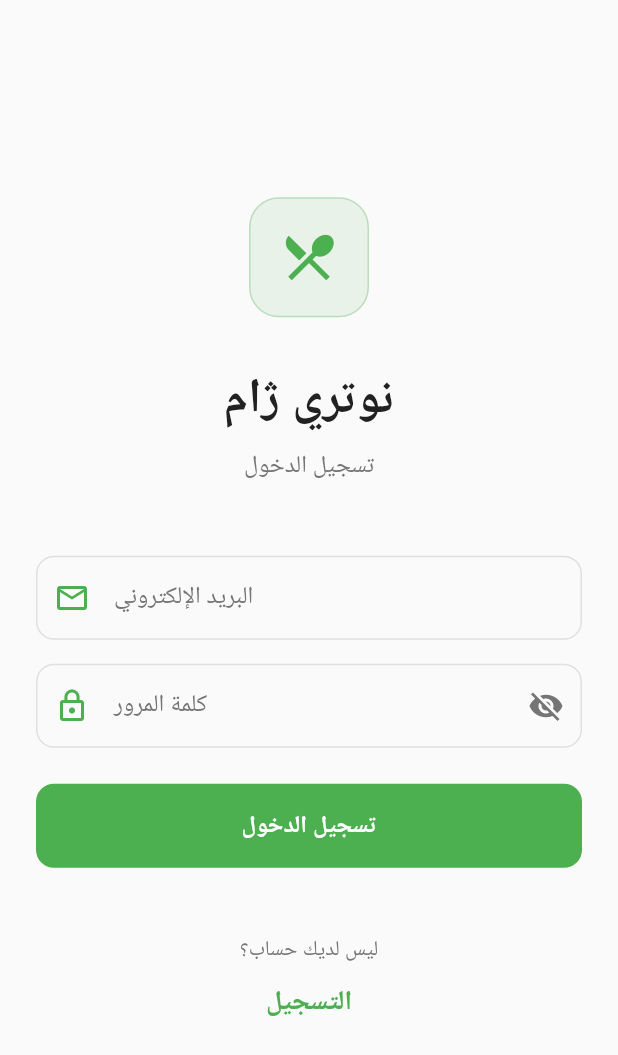
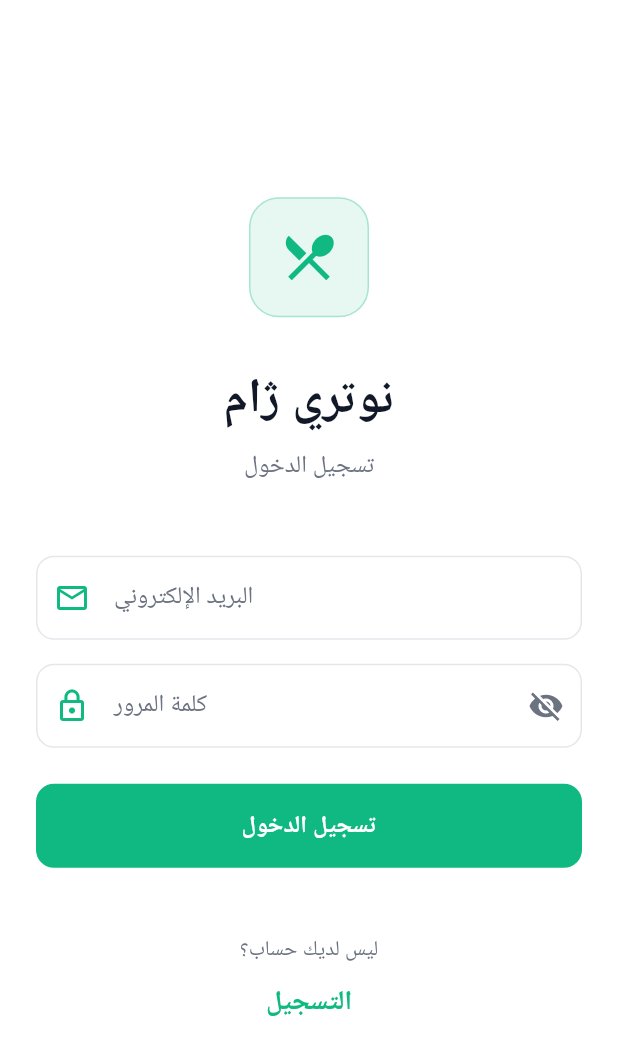
Before and after one commit to apollocked/NutriZham, a Flutter app: the screen it shows after launch, on a phone screen of 412 x 824 dp. Shown: the top 1055 px of the screen. Run offline on Flutter 3.47's test engine with Material 3 defaults, Android fonts, the phone set to English and light mode, and no system bars; our stand-ins replace shared_preferences; accounts and stored records are empty.

Commit message:
update theme and theme colors

```diff
--- a/lib/pages/layout/home_page.dart
+++ b/lib/pages/layout/home_page.dart
@@ -326,7 +326,9 @@ class _HomePageState extends State<HomePage> {
                   _currentPage = 0;
                 });
               },
-              backgroundColor: Colors.transparent,
+              backgroundColor: widget.isDarkMode
+                  ? AppColors.darkSurface
+                  : AppColors.lightSurface,
               selectedColor: AppColors.primaryGreen.withOpacity(0.1),
               labelStyle: TextStyle(
                 color: _selectedCategory == null
@@ -361,7 +363,9 @@ class _HomePageState extends State<HomePage> {
                       _currentPage = 0;
                     });
                   },
-                  backgroundColor: Colors.transparent,
+                  backgroundColor: widget.isDarkMode
+                      ? AppColors.darkSurface
+                      : AppColors.lightSurface,
                   selectedColor: AppColors.primaryGreen.withOpacity(0.1),
                   labelStyle: TextStyle(
                     color: _selectedCategory == category
--- a/lib/utils/app_colors.dart
+++ b/lib/utils/app_colors.dart
@@ -1,67 +1,67 @@
 import 'package:flutter/material.dart';
 
 class AppColors {
-  // Primary Colors
-  static const Color primaryGreen = Color(0xFF4CAF50);
-  static const Color primaryGreenDark = Color(0xFF388E3C);
-  static const Color primaryGreenLight = Color(0xFF81C784);
+  // Primary Colors - Updated minimalist palette
+  static const Color primaryGreen = Color(0xFF10B981); // Emerald green
+  static const Color primaryGreenDark = Color(0xFF059669); // Dark green
+  static const Color primaryGreenLight = Color(0xFFD1FAE5); // Light green
 
-  // Accent Colors
-  static const Color accentOrange = Color(0xFFFF9800);
-  static const Color accentBlue = Color(0xFF2196F3);
-  static const Color accentPurple = Color(0xFF9C27B0);
-  static const Color accentRed = Color(0xFFE53935);
+  // Accent Colors - Muted minimalist versions
+  static const Color accentOrange = Color(0xFFF59E0B); // Amber
+  static const Color accentBlue = Color(0xFF3B82F6); // Blue
+  static const Color accentPurple = Color(0xFF8B5CF6); // Purple
+  static const Color accentRed = Color(0xFFEF4444); // Red
 
   // Light Theme Colors
-  static const Color lightBackground = Color(0xFFFAFAFA);
-  static const Color lightSurface = Color(0xFFFFFFFF);
-  static const Color lightCard = Color(0xFFFFFFFF);
-  static const Color lightText = Color(0xFF212121);
-  static const Color lightTextSecondary = Color(0xFF757575);
-  static const Color lightDivider = Color(0xFFE0E0E0);
+  static const Color lightBackground = Color(0xFFFFFFFF); // Pure white
+  static const Color lightSurface = Color(0xFFF9FAFB); // Very light gray
+  static const Color lightCard = Color(0xFFFFFFFF); // White
+  static const Color lightText = Color(0xFF111827); // Almost black
+  static const Color lightTextSecondary = Color(0xFF6B7280); // Medium gray
+  static const Color lightDivider = Color(0xFFE5E7EB); // Light gray
 
   // Dark Theme Colors
-  static const Color darkBackground = Color(0xFF121212);
-  static const Color darkSurface = Color(0xFF1E1E1E);
-  static const Color darkCard = Color(0xFF2C2C2C);
-  static const Color darkText = Color(0xFFFFFFFF);
-  static const Color darkTextSecondary = Color(0xFFB0B0B0);
-  static const Color darkDivider = Color(0xFF404040);
+  static const Color darkBackground = Color(0xFF111827); // Almost black
+  static const Color darkSurface = Color(0xFF1F2937); // Dark gray
+  static const Color darkCard = Color(0xFF1F2937); // Dark gray
+  static const Color darkText = Color(0xFFF9FAFB); // Almost white
+  static const Color darkTextSecondary = Color(0xFF9CA3AF); // Light gray
+  static const Color darkDivider = Color(0xFF374151); // Medium-dark gray
 
   // Nutrition Colors
-  static const Color caloriesColor = Color(0xFFE53935);
-  static const Color proteinColor = Color(0xFF2196F3);
-  static const Color carbsColor = Color(0xFFFF9800);
-  static const Color fatsColor = Color(0xFF9C27B0);
+  static const Color caloriesColor = Color(0xFFEF4444); // Red
+  static const Color proteinColor = Color(0xFF3B82F6); // Blue
+  static const Color carbsColor = Color(0xFFF59E0B); // Amber
+  static const Color fatsColor = Color(0xFF8B5CF6); // Purple
 
   // Status Colors
-  static const Color success = Color(0xFF4CAF50);
-  static const Color error = Color(0xFFF44336);
-  static const Color warning = Color(0xFFFF9800);
-  static const Color info = Color(0xFF2196F3);
+  static const Color success = Color(0xFF10B981); // Emerald green
+  static const Color error = Color(0xFFEF4444); // Red
+  static const Color warning = Color(0xFFF59E0B); // Amber
+  static const Color info = Color(0xFF3B82F6); // Blue
 
   // Rating Colors
-  static const Color starActive = Color(0xFFFFB300);
-  static const Color starInactive = Color(0xFFE0E0E0);
+  static const Color starActive = Color(0xFFF59E0B); // Amber
+  static const Color starInactive = Color(0xFFD1D5DB); // Light gray
 
-  // Gradient Colors
+  // Gradient Colors - Keeping but lighter
   static const List<Color> primaryGradient = [
-    Color(0xFF4CAF50),
-    Color(0xFF81C784),
+    Color(0xFF10B981),
+    Color(0xFF34D399),
   ];
 
   static const List<Color> darkGradient = [
-    Color(0xFF1E1E1E),
-    Color(0xFF2C2C2C),
+    Color(0xFF111827),
+    Color(0xFF374151),
   ];
 
   // Category Colors
-  static const Color breakfastColor = Color(0xFFFF9800);
-  static const Color lunchColor = Color(0xFF4CAF50);
-  static const Color dinnerColor = Color(0xFF2196F3);
-  static const Color snackColor = Color(0xFF9C27B0);
-  static const Color bulkingColor = Color(0xFFE53935);
-  static const Color cuttingColor = Color(0xFF00BCD4);
+  static const Color breakfastColor = Color(0xFFF59E0B); // Amber
+  static const Color lunchColor = Color(0xFF10B981); // Emerald
+  static const Color dinnerColor = Color(0xFF3B82F6); // Blue
+  static const Color snackColor = Color(0xFF8B5CF6); // Purple
+  static const Color bulkingColor = Color(0xFFEF4444); // Red
+  static const Color cuttingColor = Color(0xFF06B6D4); // Cyan
 
   // Helper method to get category color
   static Color getCategoryColor(String category) {
@@ -82,4 +82,24 @@ class AppColors {
         return primaryGreen;
     }
   }
+
+  // New helper for subtle background colors (can be used for minimalist icons)
+  static Color getCategoryBackground(String category) {
+    switch (category.toLowerCase()) {
+      case 'breakfast':
+        return const Color(0xFFFEF3C7); // Amber 50
+      case 'lunch':
+        return const Color(0xFFD1FAE5); // Emerald 100
+      case 'dinner':
+        return const Color(0xFFDBEAFE); // Blue 100
+      case 'snack':
+        return const Color(0xFFE0E7FF); // Indigo 100
+      case 'bulking':
+        return const Color(0xFFFEE2E2); // Red 50
+      case 'cutting':
+        return const Color(0xFFCFFAFE); // Cyan 50
+      default:
+        return const Color(0xFFF3F4F6); // Neutral 100
+    }
+  }
 }
```
